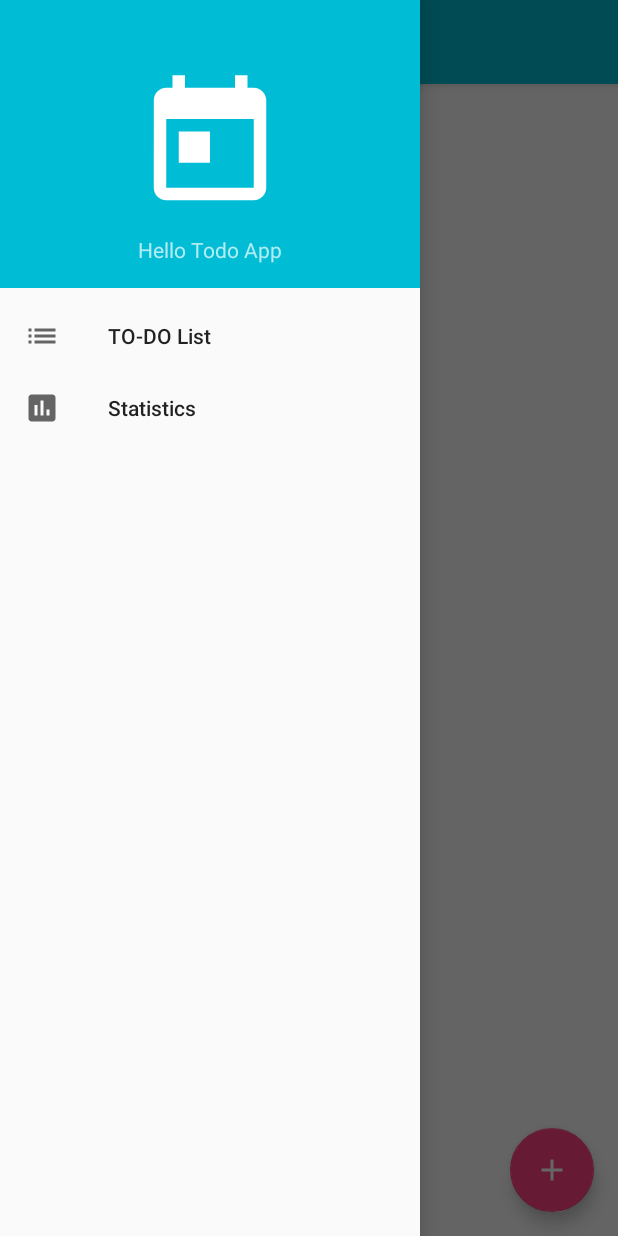
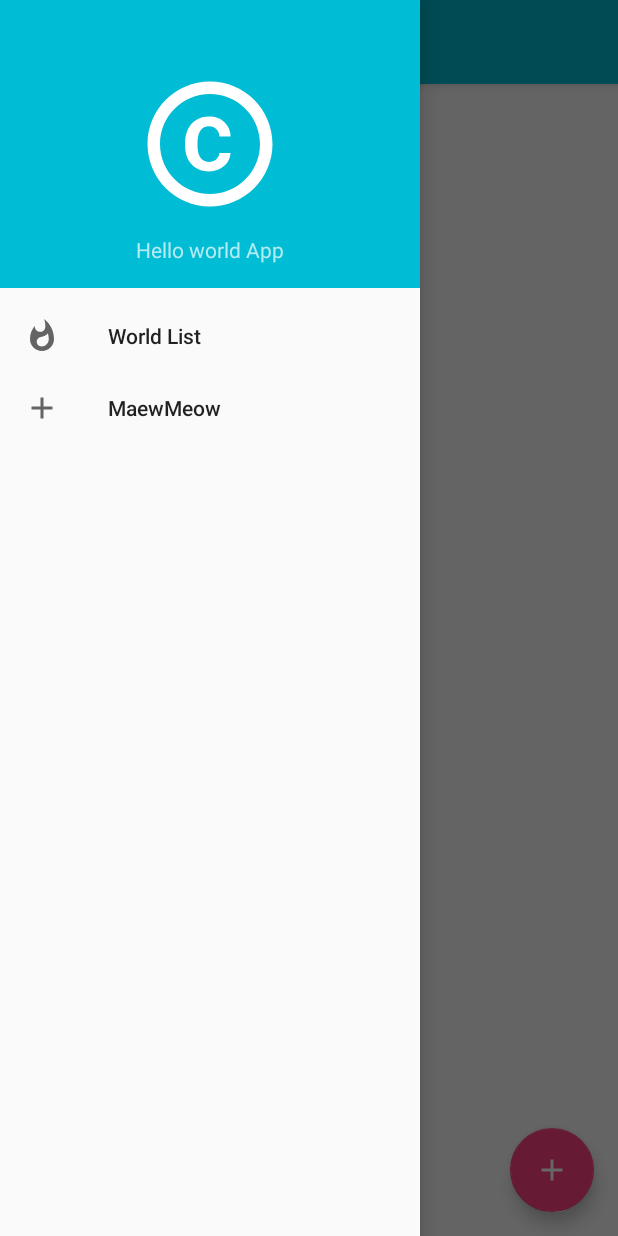
Before and after one commit to MumAroi/android-test, an Android app: the screen it shows after launch (ToDoManiActivity), with the side drawer open, on a phone screen of 412 x 824 dp. Run offline under Robolectric (Android 15) with nearby library versions, the phone set to English and light mode, and no system bars.

Commit message:
update =w=

```diff
--- /dev/null
+++ b/MyToDo/app/src/main/res/drawable/ic_copyright_24dp.xml
@@ -0,0 +1,9 @@
+<vector xmlns:android="http://schemas.android.com/apk/res/android"
+        android:width="100dp"
+        android:height="100dp"
+        android:viewportWidth="24.0"
+        android:viewportHeight="24.0">
+    <path
+        android:fillColor="#ffffff"
+        android:pathData="M10.08,10.86c0.05,-0.33 0.16,-0.62 0.3,-0.87s0.34,-0.46 0.59,-0.62c0.24,-0.15 0.54,-0.22 0.91,-0.23 0.23,0.01 0.44,0.05 0.63,0.13 0.2,0.09 0.38,0.21 0.52,0.36s0.25,0.33 0.34,0.53 0.13,0.42 0.14,0.64h1.79c-0.02,-0.47 -0.11,-0.9 -0.28,-1.29s-0.4,-0.73 -0.7,-1.01 -0.66,-0.5 -1.08,-0.66 -0.88,-0.23 -1.39,-0.23c-0.65,0 -1.22,0.11 -1.7,0.34s-0.88,0.53 -1.2,0.92 -0.56,0.84 -0.71,1.36S8,11.29 8,11.87v0.27c0,0.58 0.08,1.12 0.23,1.64s0.39,0.97 0.71,1.35 0.72,0.69 1.2,0.91 1.05,0.34 1.7,0.34c0.47,0 0.91,-0.08 1.32,-0.23s0.77,-0.36 1.08,-0.63 0.56,-0.58 0.74,-0.94 0.29,-0.74 0.3,-1.15h-1.79c-0.01,0.21 -0.06,0.4 -0.15,0.58s-0.21,0.33 -0.36,0.46 -0.32,0.23 -0.52,0.3c-0.19,0.07 -0.39,0.09 -0.6,0.1 -0.36,-0.01 -0.66,-0.08 -0.89,-0.23 -0.25,-0.16 -0.45,-0.37 -0.59,-0.62s-0.25,-0.55 -0.3,-0.88 -0.08,-0.67 -0.08,-1v-0.27c0,-0.35 0.03,-0.68 0.08,-1.01zM12,2C6.48,2 2,6.48 2,12s4.48,10 10,10 10,-4.48 10,-10S17.52,2 12,2zM12,20c-4.41,0 -8,-3.59 -8,-8s3.59,-8 8,-8 8,3.59 8,8 -3.59,8 -8,8z"/>
+</vector>
--- a/MyToDo/app/src/main/res/drawable/ic_today_24dp.xml
+++ b/MyToDo/app/src/main/res/drawable/ic_today_24dp.xml
@@ -1,7 +1,7 @@
 <vector xmlns:android="http://schemas.android.com/apk/res/android"
-        android:width="24dp"
-        android:height="24dp"
-        android:viewportWidth="24.0"
+        android:width="100dp"
+        android:height="100dp"
+        android:viewportWidth="25.0"
         android:viewportHeight="24.0">
     <path
         android:fillColor="#ffffff"
--- /dev/null
+++ b/MyToDo/app/src/main/res/drawable/ic_whatshot_24dp.xml
@@ -0,0 +1,9 @@
+<vector xmlns:android="http://schemas.android.com/apk/res/android"
+        android:width="24dp"
+        android:height="24dp"
+        android:viewportWidth="24.0"
+        android:viewportHeight="24.0">
+    <path
+        android:fillColor="#ffffff"
+        android:pathData="M13.5,0.67s0.74,2.65 0.74,4.8c0,2.06 -1.35,3.73 -3.41,3.73 -2.07,0 -3.63,-1.67 -3.63,-3.73l0.03,-0.36C5.21,7.51 4,10.62 4,14c0,4.42 3.58,8 8,8s8,-3.58 8,-8C20,8.61 17.41,3.8 13.5,0.67zM11.71,19c-1.78,0 -3.22,-1.4 -3.22,-3.14 0,-1.62 1.05,-2.76 2.81,-3.12 1.77,-0.36 3.6,-1.21 4.62,-2.58 0.39,1.29 0.59,2.65 0.59,4.04 0,2.65 -2.15,4.8 -4.8,4.8z"/>
+</vector>
--- a/MyToDo/app/src/main/res/layout/nav_header.xml
+++ b/MyToDo/app/src/main/res/layout/nav_header.xml
@@ -11,7 +11,7 @@
         android:layout_width="100dp"
         android:layout_height="match_parent"
         android:layout_gravity="center"
-        android:src="@drawable/ic_today_24dp"/>
+        android:src="@drawable/ic_copyright_24dp"/>
 
     <TextView
         android:layout_width="wrap_content"
--- a/MyToDo/app/src/main/res/menu/nav_menu_action.xml
+++ b/MyToDo/app/src/main/res/menu/nav_menu_action.xml
@@ -3,13 +3,13 @@
     xmlns:android="http://schemas.android.com/apk/res/android">
 
     <item
-        android:title="TO-DO List"
+        android:title="World List"
         android:id="@+id/list_nav_menu_item"
-        android:icon="@drawable/ic_list_24dp"
+        android:icon="@drawable/ic_whatshot_24dp"
         />
     <item
-        android:title="Statistics"
+        android:title="MaewMeow"
         android:id="@+id/statistics_nav_item"
-        android:icon="@drawable/ic_poll_24dp"
+        android:icon="@drawable/ic_add_24dp"
         />
 </menu>
--- a/MyToDo/app/src/main/res/values/strings.xml
+++ b/MyToDo/app/src/main/res/values/strings.xml
@@ -1,4 +1,4 @@
 <resources>
     <string name="app_name">MyToDo</string>
-    <string name="nav_view_header_title">Hello Todo App</string>
+    <string name="nav_view_header_title">Hello world App</string>
 </resources>
```
Also changed, not shown: MyToDo/app/src/main/java/com/example/paramas_wae/mytodo/ToDoManiActivity.java (+17 -0 lines), MyToDo/app/src/main/res/drawable/ic_adb_24dp.xml (added, +9 -0 lines).
